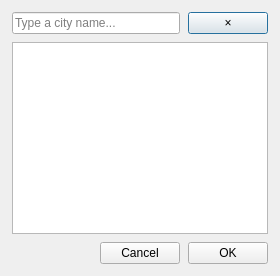
Before: the Qt Designer form src/ui/LocationSearchDialog.ui in hidden-life/AtmoSense, drawn with Qt 5.
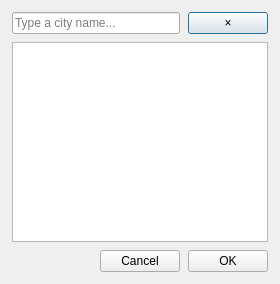
After: the same form once the commit is applied.

Commit message: Add recent locations support and display it on UI. Fix dependencies. Add small animtaion.

```diff
--- a/src/ui/LocationSearchDialog.ui
+++ b/src/ui/LocationSearchDialog.ui
@@ -2,6 +2,14 @@
 <ui version="4.0">
  <class>LocationSearchDialog</class>
  <widget class="QDialog" name="LocationSearchDialog">
+  <property name="geometry">
+   <rect>
+    <x>0</x>
+    <y>0</y>
+    <width>280</width>
+    <height>284</height>
+   </rect>
+  </property>
   <property name="windowTitle">
    <string>Find Location</string>
   </property>
@@ -48,6 +56,15 @@
    <!-- Results -->
    <item>
     <widget class="QListWidget" name="resultsList">
+     <property name="horizontalScrollBarPolicy">
+      <enum>Qt::ScrollBarPolicy::ScrollBarAlwaysOff</enum>
+     </property>
+     <property name="alternatingRowColors">
+      <bool>true</bool>
+     </property>
+     <property name="selectionMode">
+      <enum>QAbstractItemView::SelectionMode::SingleSelection</enum>
+     </property>
      <property name="uniformItemSizes">
       <bool>false</bool>
      </property>
```
Left out of the diff: 36 changed lines with no effect on the pictures. The commit also changes 19 other files.
